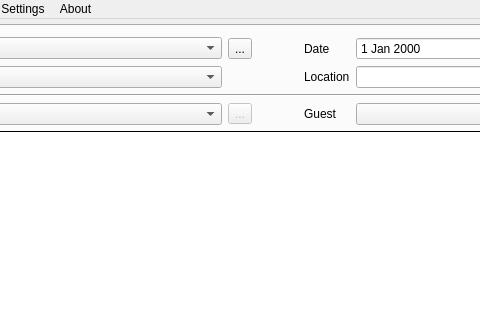
Qt form TeamTournament/MainWindow.ui (fmuecke/Ipponboard) before a commit; both pictures show x 141 to 621 and y 0 to 320 of the 938 by 662 pixel window.
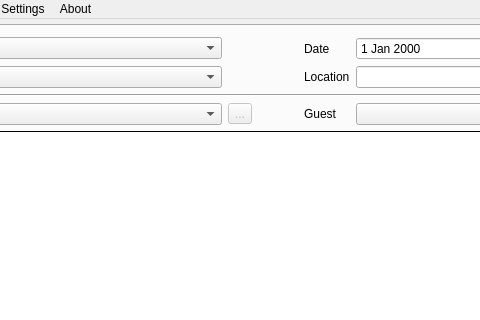
The same form after that commit. Icons and pictures are not drawn. Custom widgets are drawn as their Qt base class.

Commit message: removed direct button for mode management

Patch:
```diff
--- a/TeamTournament/MainWindow.ui
+++ b/TeamTournament/MainWindow.ui
@@ -309,16 +309,6 @@
             </property>
            </widget>
           </item>
-          <item row="0" column="2">
-           <widget class="QToolButton" name="toolButton_manageModes">
-            <property name="toolTip">
-             <string>Manage tournament modes</string>
-            </property>
-            <property name="text">
-             <string>...</string>
-            </property>
-           </widget>
-          </item>
          </layout>
         </item>
         <item>
```
Left out of the diff: 3 changed lines with no effect on the pictures. The commit also changes 3 other files.
